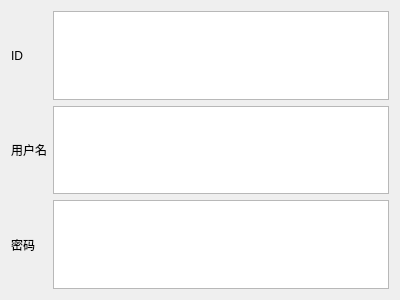
Above: personal_infomation.ui from Joeywzr/f0rum before the change. Below: the same form after it.
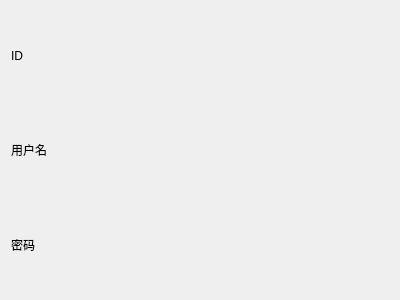
That is the form after the change.

The edit to the form file:
```diff
--- a/personal_infomation.ui
+++ b/personal_infomation.ui
@@ -38,13 +38,25 @@
       </widget>
      </item>
      <item row="0" column="1">
-      <widget class="QTextBrowser" name="ID"/>
+      <widget class="QLabel" name="id">
+       <property name="text">
+        <string/>
+       </property>
+      </widget>
      </item>
      <item row="1" column="1">
-      <widget class="QTextBrowser" name="username"/>
+      <widget class="QLabel" name="username">
+       <property name="text">
+        <string/>
+       </property>
+      </widget>
      </item>
      <item row="2" column="1">
-      <widget class="QTextBrowser" name="password"/>
+      <widget class="QLabel" name="password">
+       <property name="text">
+        <string/>
+       </property>
+      </widget>
      </item>
     </layout>
    </item>
```
